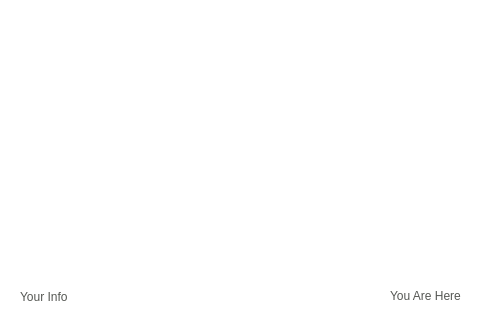
Old version of the form ui/test2.ui in the repository yussefsoudan/sdp-ian; both pictures show x 0 to 480 and y 96 to 416 of the 736 by 416 pixel window.
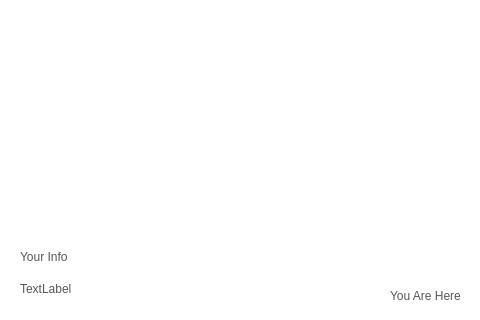
New version of the form. The open tabs and pages were chosen to show the change. Icons and pictures are not drawn.

What changed in the file:
```diff
--- a/ui/test2.ui
+++ b/ui/test2.ui
@@ -1695,9 +1695,9 @@
     <property name="geometry">
      <rect>
       <x>20</x>
-      <y>230</y>
-      <width>321</width>
-      <height>170</height>
+      <y>240</y>
+      <width>320</width>
+      <height>120</height>
      </rect>
     </property>
     <property name="styleSheet">
@@ -1920,6 +1920,37 @@
      <string>Goal</string>
     </property>
    </widget>
+   <widget class="QLabel" name="est_time">
+    <property name="geometry">
+     <rect>
+      <x>20</x>
+      <y>360</y>
+      <width>320</width>
+      <height>50</height>
+     </rect>
+    </property>
+    <property name="styleSheet">
+     <string notr="true">font:  16pt &quot;montserrat&quot;;
+color: rgb(85, 87, 83);</string>
+    </property>
+    <property name="text">
+     <string>TextLabel</string>
+    </property>
+   </widget>
+   <zorder>map_label</zorder>
+   <zorder>navigating_to_label1</zorder>
+   <zorder>pause_navigation</zorder>
+   <zorder>navigating_to_label2</zorder>
+   <zorder>passenger_info_1</zorder>
+   <zorder>info_7</zorder>
+   <zorder>exit_7</zorder>
+   <zorder>map_location</zorder>
+   <zorder>you_are_here_label</zorder>
+   <zorder>you_are_here_pic</zorder>
+   <zorder>goal_pic</zorder>
+   <zorder>goal_label</zorder>
+   <zorder>est_time</zorder>
+   <zorder>map_goal</zorder>
   </widget>
   <widget class="QWidget" name="PAUSE">
    <widget class="QLabel" name="navigating_to_label1_2">
```
Left out of the diff: 26 changed lines with no effect on the pictures.
